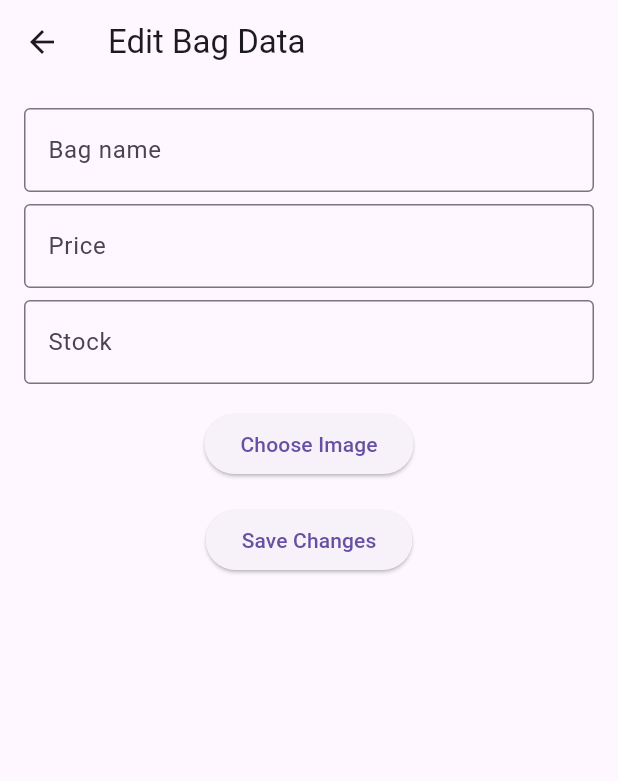
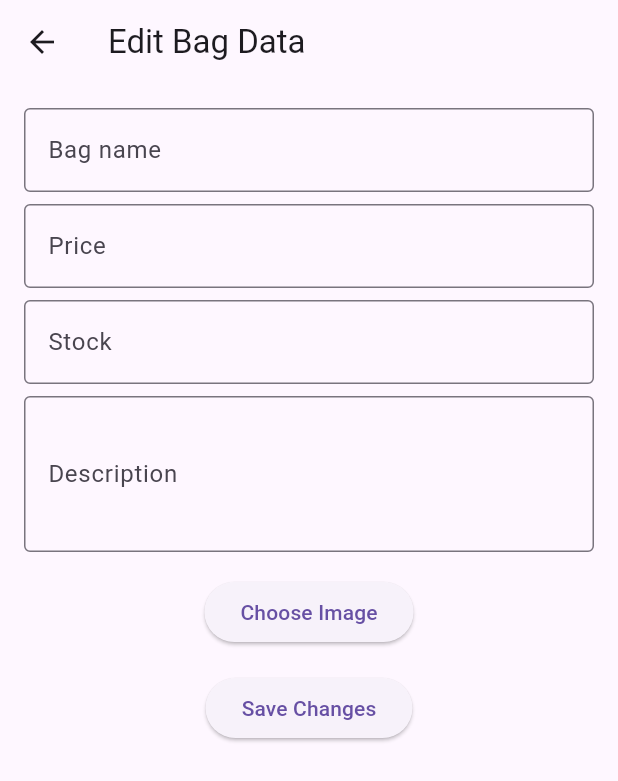
Before and after one commit to mioscape/tas_branded, a Flutter app: the EditBagPage screen opened directly with empty values, on a phone screen of 412 x 824 dp. Shown: the top 781 px of the screen. Run offline on Flutter 3.47's test engine with Material 3 defaults, Android fonts, the phone set to English and light mode, and no system bars; our stand-ins replace currency_text_input_formatter, file_picker, package_info_plus, sqflite; missing offline and left inert: search_page; accounts and stored records are empty.

Commit message:
feat(column): description bag
Signed-off-by: ihya.dev <git@ihya.dev>

```diff
--- a/lib/models/bag_model.dart
+++ b/lib/models/bag_model.dart
@@ -5,6 +5,7 @@ class Bag {
   final int categoryId;
   final String addedBy;
   final String imagePath;
+  final String description;
 
   Bag({
     required this.id,
@@ -13,5 +14,6 @@ class Bag {
     required this.categoryId,
     required this.addedBy,
     required this.imagePath,
+    required this.description,
   });
 }
--- a/lib/services/database_helper.dart
+++ b/lib/services/database_helper.dart
@@ -22,6 +22,7 @@ class DatabaseHelper {
   static const String nameColumn = 'name';
   static const String priceColumn = 'price';
   static const String imagePathColumn = 'image_path';
+  static const String descriptionColumn = 'description';
 
   static const String addedByColumn = 'added_by';
   static const String categoryIdColumn = 'category_id';
@@ -65,6 +66,7 @@ class DatabaseHelper {
             category_id INTEGER,
   			    added_by TEXT,
             image_path TEXT,
+            description TEXT,
             FOREIGN KEY (category_id) REFERENCES category_bag(id),
             FOREIGN KEY (added_by) REFERENCES users(username)
           )
@@ -170,6 +172,7 @@ class DatabaseHelper {
           DatabaseHelper.categoryIdColumn: bag.categoryId,
           DatabaseHelper.imagePathColumn: bag.imagePath,
           DatabaseHelper.addedByColumn: bag.addedBy,
+          DatabaseHelper.descriptionColumn: bag.description,
         },
         conflictAlgorithm: ConflictAlgorithm.replace,
       );
@@ -283,6 +286,7 @@ class DatabaseHelper {
         DatabaseHelper.nameColumn: bag.name,
         DatabaseHelper.priceColumn: bag.price,
         DatabaseHelper.imagePathColumn: bag.imagePath,
+        DatabaseHelper.descriptionColumn: bag.description,
       },
       where: 'id = ?',
       whereArgs: [bag.id],
@@ -411,6 +415,8 @@ class DatabaseHelper {
       bag.name AS bag_name,
       bag.image_path AS bag_image_path,
       bag.price AS bag_price,
+      bag.category_id AS bag_category_id,
+      bag.description AS description,
       COALESCE(stock_bag.stock, 0) AS bag_stock,
       category_bag.id AS category_id,
       category_bag.name AS category_name
@@ -430,6 +436,7 @@ class DatabaseHelper {
         'bag_id': cartItem['bag_id'],
         'name': cartItem['bag_name'],
         'image_path': cartItem['bag_image_path'],
+        'description': cartItem['description'],
         'price': cartItem['bag_price'],
         'stock': cartItem['bag_stock'],
         'category_id': cartItem['category_id'],
--- a/lib/view/bag/edit_page.dart
+++ b/lib/view/bag/edit_page.dart
@@ -25,6 +25,7 @@ class _EditBagPageState extends State<EditBagPage> {
   final TextEditingController _nameController = TextEditingController();
   final TextEditingController _priceController = TextEditingController();
   final TextEditingController _stockController = TextEditingController();
+  final TextEditingController _descriptionController = TextEditingController();
   final _currencyFormatter = CurrencyTextInputFormatter(
     locale: 'id_ID',
     symbol: 'Rp ',
@@ -48,6 +49,7 @@ class _EditBagPageState extends State<EditBagPage> {
       _priceController.text =
           _currencyFormatter.format(bagData['price'].toString());
       _stockController.text = bagData['stock'].toString();
+      _descriptionController.text = bagData['description'] ?? '';
       String? imagePath = bagData['image_path'];
       if (imagePath != null && imagePath.isNotEmpty) {
         setState(() {
@@ -106,6 +108,15 @@ class _EditBagPageState extends State<EditBagPage> {
                 labelText: 'Stock',
                 border: OutlineInputBorder(),
               ),
+            ),
+            const SizedBox(height: 8.0),
+            TextField(
+              controller: _descriptionController,
+              decoration: const InputDecoration(
+                labelText: 'Description',
+                border: OutlineInputBorder(),
+              ),
+              maxLines: 3,
             ),
             const SizedBox(height: 16),
             ElevatedButton(
@@ -166,7 +177,8 @@ class _EditBagPageState extends State<EditBagPage> {
         await _databaseHelper.getBagById(widget.bagId);
     if (_nameController.text.trim().isEmpty ||
         _priceController.text.trim().isEmpty ||
-        _stockController.text.trim().isEmpty) {
+        _stockController.text.trim().isEmpty ||
+        _descriptionController.text.trim().isEmpty) {
       showDialog(
         context: context,
         builder: (BuildContext context) {
@@ -194,6 +206,7 @@ class _EditBagPageState extends State<EditBagPage> {
       imagePath: _selectedImage?.path ?? bagData?['image_path'],
       categoryId: 0,
       addedBy: '',
+      description: _descriptionController.text,
     );
 
     Stock stock = Stock(
```
Also changed, not shown: lib/view/bag/add_page.dart (+14 -0 lines), lib/view/shared/cart_page.dart (+37 -2 lines), lib/view/shared/shop_page.dart (+39 -4 lines).
